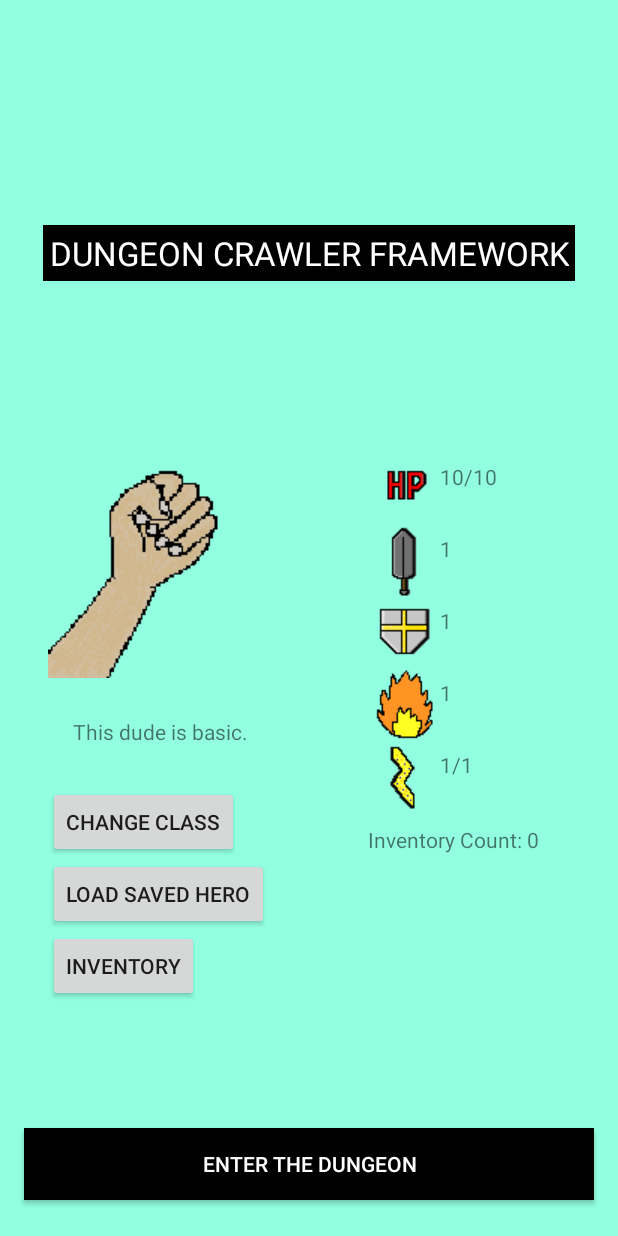
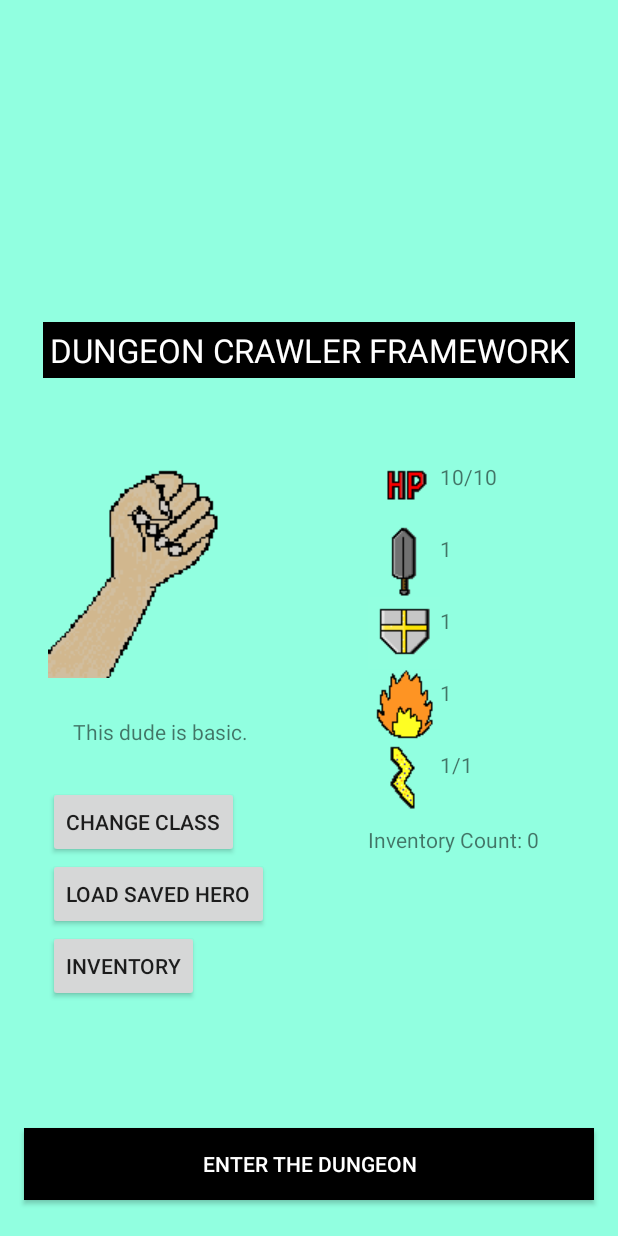
Before and after one commit to NanoCarbon/DungeonCrawlerFramework, an Android app: the screen it shows after launch (SelectPlayer), on a phone screen of 412 x 824 dp. Run offline under Robolectric (Android 15) with nearby library versions, the phone set to English and light mode, and no system bars.

```diff
--- a/app/src/main/java/com/example/dungeoncrawlerframework/Item.java
+++ b/app/src/main/java/com/example/dungeoncrawlerframework/Item.java
@@ -10,8 +10,6 @@ public class Item {
     private boolean equippable;
     private String itemDescription;
 
-
-    //todo: [High] add parameter that dictates if the item is to be used on a player or a monster
     public Item(int itemName, int itemImageId, int effectValue, int itemEffectType,boolean equippable, String itemDescription){
         this.itemName = itemName;
         this.itemImageId = itemImageId;
@@ -69,7 +67,7 @@ public class Item {
         this.itemDescription = itemDescription;
     }
 
-    //todo: [High] create a method tha
+    //todo: [High] create a method that unequips item as well
 
     public void equipItem(Limb playerLimb){
         if (this.equippable = true){
--- a/app/src/main/java/com/example/dungeoncrawlerframework/ItemMenu.java
+++ b/app/src/main/java/com/example/dungeoncrawlerframework/ItemMenu.java
@@ -20,7 +20,9 @@ public class ItemMenu extends AppCompatActivity {
     private ArrayList<Integer> playerInventory;
 
     //Add regular views and other nonsenese here
-
+    //todo:[High] refactor to be a fragment in new Tab View
+    //todo: [High] create a way to select the type of equipment you want to bring into battle
+    //todo: [High] create a way to filter recycler view based on the body part selected
     @Override
     protected void onCreate(Bundle savedInstanceState) {
         super.onCreate(savedInstanceState);
--- a/app/src/main/java/com/example/dungeoncrawlerframework/Limb.java
+++ b/app/src/main/java/com/example/dungeoncrawlerframework/Limb.java
@@ -3,7 +3,9 @@ package com.example.dungeoncrawlerframework;
 public class Limb {
 
 
-    //todo: [High] refactor so that the limb image id is here not in the player
+    //todo: [High] refactor so it's called body parts
+    //todo: [High] create subclasses of body parts that will help define what type of equipment can go on each body part but not necessarily limit the classification of equipment methods that require body parts
+    //arms, torso, head, ears, legs, feet
 
     private Item equippedItem;
 
--- a/app/src/main/java/com/example/dungeoncrawlerframework/Monster.java
+++ b/app/src/main/java/com/example/dungeoncrawlerframework/Monster.java
@@ -3,7 +3,7 @@ package com.example.dungeoncrawlerframework;
 import java.util.Random;
 
 public class Monster {
-    //todo: [Medium] generate an attack animation for the monster (shift left to right for simple animation and move arm up and down for more complex animations)
+    //todo: [Low] generate an attack animation for the monster (shift left to right for simple animation and move arm up and down for more complex animations)
 
 
     private int name;
--- a/app/src/main/java/com/example/dungeoncrawlerframework/SelectPlayer.java
+++ b/app/src/main/java/com/example/dungeoncrawlerframework/SelectPlayer.java
@@ -51,7 +51,8 @@ public class SelectPlayer extends AppCompatActivity {
     private int classIndex = 0;
     private String playerSharedPrefrences;
     private ArrayList<Integer> playerInventory;
-    //todo: [Low] Add a settings menu to adjust bgm
+    //todo: [Critical] refactor this to be a tabbed layout activity: https://www.youtube.com/watch?v=h4HwU_ENXYM
+    //todo: [Medium] Add a settings tab to adjust bgm
     //todo: [Low] refactor Select Player to pass player parcelable rather than just primitives
 
     //INTENT STRING NAMES  - USED TO DEFINE WHAT TO PASS TO BATTLE ACTIVITY
@@ -92,8 +93,7 @@ public class SelectPlayer extends AppCompatActivity {
         setContentView(R.layout.activity_select_player);
 
         initializeViews();
-        //todo: [High] create a way to select the type of skills you want to bring into battle
-        //todo: [High] create a way to select the type of equipment you want to bring into battle
+
         classDictionary = new PlayerClassDictionary();
         newPlayer = classDictionary.getPlayer(classIndex);
         getPlayerStats();
--- a/app/src/main/res/layout/activity_select_player.xml
+++ b/app/src/main/res/layout/activity_select_player.xml
@@ -38,7 +38,7 @@
         android:id="@+id/titleTextView"
         android:layout_width="wrap_content"
         android:layout_height="wrap_content"
-        android:layout_marginTop="150dp"
+        android:layout_marginBottom="50dp"
         android:background="#000000"
         android:gravity="center"
         android:padding="4dp"
@@ -46,9 +46,9 @@
         android:textAllCaps="true"
         android:textColor="#FFFFFF"
         android:textSize="22dp"
+        app:layout_constraintBottom_toTopOf="@+id/limb1ImageView"
         app:layout_constraintEnd_toEndOf="parent"
-        app:layout_constraintStart_toStartOf="parent"
-        app:layout_constraintTop_toTopOf="parent" />
+        app:layout_constraintStart_toStartOf="parent" />
 
     <ImageView
         android:id="@+id/playerHPIconImageView"
```
Also changed, not shown: app/src/main/java/com/example/dungeoncrawlerframework/Battle.java (+12 -9 lines), app/src/main/java/com/example/dungeoncrawlerframework/Player.java (+0 -9 lines).
